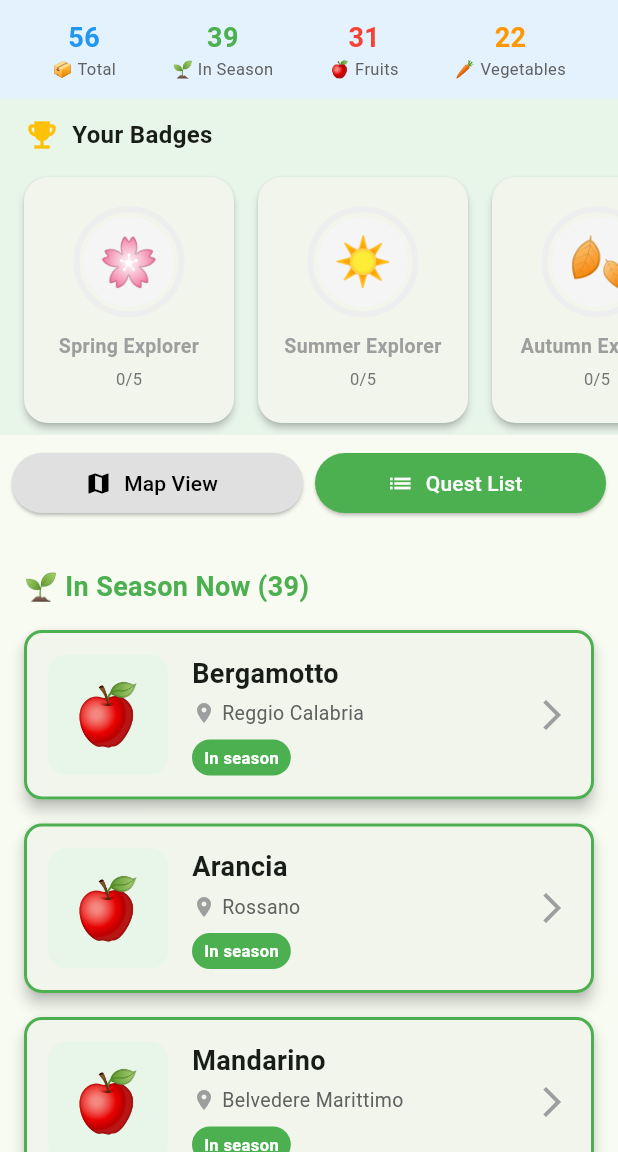
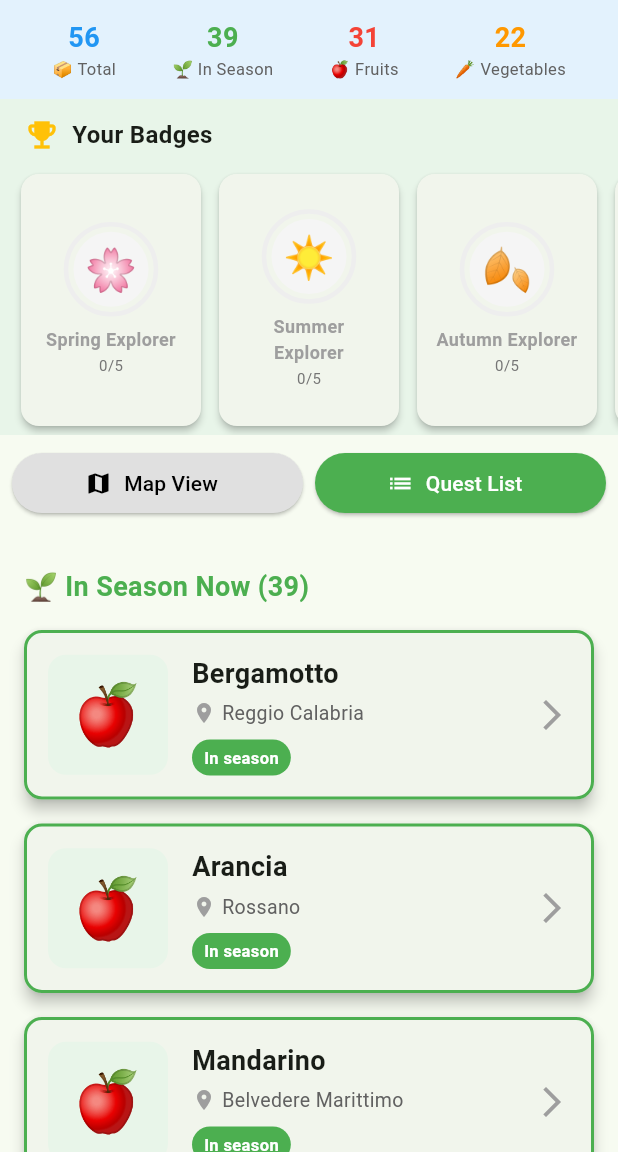
Before and after one commit to Gianpy99/Fellowship_of_Seasonal_Explorers, a Flutter app: the screen it shows after launch, on a phone screen of 412 x 824 dp, the part 84-1236 px from its top. Run offline on Flutter 3.47's test engine with Material 3 defaults, Android fonts, the phone set to English and light mode, and no system bars; our stand-ins replace google_maps_flutter; missing offline and left inert: dart:html; network calls fail.

Commit message:
🔧 Fix: resolve badge widget overflow issue
- Reduced badge width: 140 → 120px
- Optimized spacing and padding for horizontal carousel
- Reduced font sizes and icon dimensions proportionally
- Added mainAxisSize: min to prevent vertical overflow
- Badges now fit properly in the carousel without 8px overflow

```diff
--- a/seasonal_quest_app/lib/widgets/badge_widget.dart
+++ b/seasonal_quest_app/lib/widgets/badge_widget.dart
@@ -20,18 +20,19 @@ class BadgeWidget extends StatelessWidget {
 
     return Card(
       elevation: badge.isUnlocked ? 6 : 2,
-      margin: EdgeInsets.all(8),
+      margin: EdgeInsets.all(6),
       shape: RoundedRectangleBorder(
-        borderRadius: BorderRadius.circular(16),
+        borderRadius: BorderRadius.circular(12),
       ),
       child: InkWell(
         onTap: onTap,
-        borderRadius: BorderRadius.circular(16),
+        borderRadius: BorderRadius.circular(12),
         child: Container(
-          width: 140,
-          padding: EdgeInsets.all(16),
+          width: 120,
+          padding: EdgeInsets.all(12),
           child: Column(
             mainAxisAlignment: MainAxisAlignment.center,
+            mainAxisSize: MainAxisSize.min,
             children: [
               // Badge Icon
               Stack(
@@ -39,11 +40,11 @@ class BadgeWidget extends StatelessWidget {
                 children: [
                   // Background circle with progress
                   SizedBox(
-                    width: 70,
-                    height: 70,
+                    width: 60,
+                    height: 60,
                     child: CircularProgressIndicator(
                       value: progressPercentage,
-                      strokeWidth: 4,
+                      strokeWidth: 3,
                       backgroundColor: Colors.grey.shade200,
                       valueColor: AlwaysStoppedAnimation<Color>(
                         badge.isUnlocked ? Colors.amber : Colors.blue,
@@ -52,8 +53,8 @@ class BadgeWidget extends StatelessWidget {
                   ),
                   // Icon/Emoji
                   Container(
-                    width: 60,
-                    height: 60,
+                    width: 50,
+                    height: 50,
                     decoration: BoxDecoration(
                       color: badge.isUnlocked
                           ? Colors.amber.shade50
@@ -64,7 +65,7 @@ class BadgeWidget extends StatelessWidget {
                       child: Text(
                         badge.icon,
                         style: TextStyle(
-                          fontSize: 32,
+                          fontSize: 28,
                           color: badge.isUnlocked ? null : Colors.grey,
                         ),
                       ),
@@ -76,8 +77,8 @@ class BadgeWidget extends StatelessWidget {
                       bottom: 0,
                       right: 0,
                       child: Container(
-                        width: 24,
-                        height: 24,
+                        width: 20,
+                        height: 20,
                         decoration: BoxDecoration(
                           color: Colors.green,
                           shape: BoxShape.circle,
@@ -85,28 +86,28 @@ class BadgeWidget extends StatelessWidget {
                         ),
                         child: Icon(
                           Icons.check,
-                          size: 14,
+                          size: 12,
                           color: Colors.white,
                         ),
                       ),
                     ),
                 ],
               ),
-              SizedBox(height: 12),
+              SizedBox(height: 8),
 
               // Badge Name
               Text(
                 badge.name,
                 textAlign: TextAlign.center,
                 style: TextStyle(
-                  fontSize: 13,
+                  fontSize: 12,
                   fontWeight: FontWeight.bold,
                   color: badge.isUnlocked ? Colors.black : Colors.grey,
                 ),
                 maxLines: 2,
                 overflow: TextOverflow.ellipsis,
               ),
-              SizedBox(height: 4),
+              SizedBox(height: 2),
 
               // Progress Text
               Text(
@@ -114,7 +115,7 @@ class BadgeWidget extends StatelessWidget {
                     ? 'Unlocked!'
                     : '$currentProgress/${badge.requirementCount}',
                 style: TextStyle(
-                  fontSize: 11,
+                  fontSize: 10,
                   color: badge.isUnlocked ? Colors.green : Colors.grey.shade600,
                 ),
               ),
```
